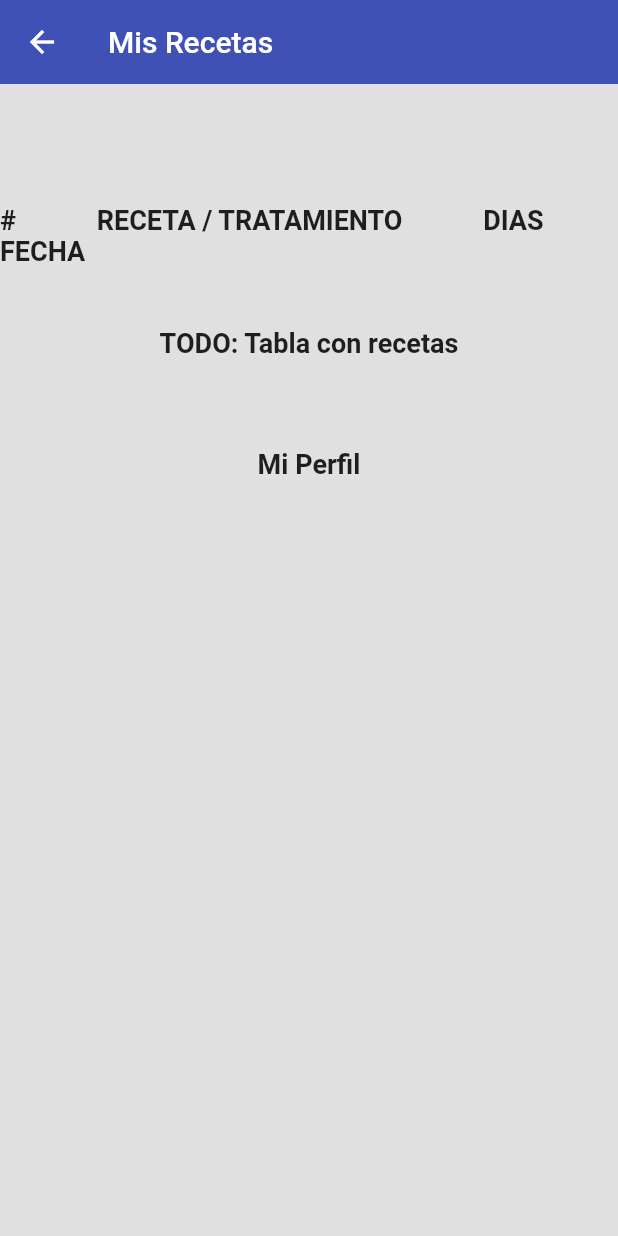
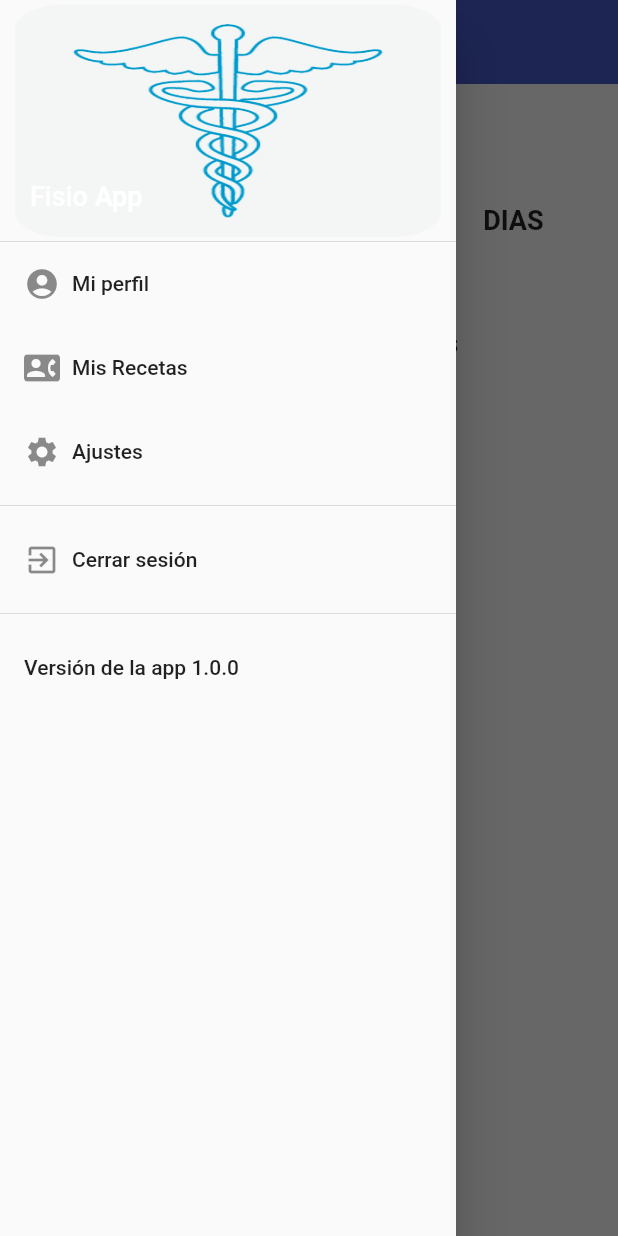
Before and after one commit to Luis-Angel-Santos/fisio_App_Movil, a Flutter app: the HomePaciente screen opened by its route, with the side drawer open (before the commit the screen has no drawer), on a phone screen of 412 x 824 dp. Run offline on Flutter 3.47's test engine with Material 2 defaults, Android fonts, the light colour scheme and no system bars; our stand-ins replace image_picker.

Commit message:
menu hamburguesa paciente

```diff
--- a/lib/screens/home_pac_screen.dart
+++ b/lib/screens/home_pac_screen.dart
@@ -1,3 +1,4 @@
+import 'package:fisio/widgets/burguer_menu.dart';
 import 'package:flutter/material.dart';
 
 class HomePaciente extends StatelessWidget {
@@ -7,6 +8,7 @@ class HomePaciente extends StatelessWidget {
       appBar: AppBar(
         title: Text('Mis Recetas'),
       ),
+      drawer: BurguerMenu(),
       body: SingleChildScrollView(
         child: Form(
           child: Column(
--- a/lib/screens/profile_pac_screen.dart
+++ b/lib/screens/profile_pac_screen.dart
@@ -1,4 +1,5 @@
 import 'package:fisio/ui/input_decorations.dart';
+import 'package:fisio/widgets/burguer_menu.dart';
 import 'package:fisio/widgets/widgets.dart';
 import 'package:flutter/material.dart';
 import 'package:flutter/services.dart';
@@ -10,6 +11,7 @@ class ProfilePaciente extends StatelessWidget {
     appBar: AppBar(
         title: Text('Mi Perfil'),
       ),
+      drawer: BurguerMenu(),
       body: SingleChildScrollView(
         child: Column(
           children: [
--- /dev/null
+++ b/lib/widgets/burguer_menu.dart
@@ -0,0 +1,72 @@
+import 'package:flutter/material.dart';
+import 'package:fisio/screens/screens.dart';
+
+class BurguerMenu extends StatelessWidget {
+  @override
+  Widget build(BuildContext context) {
+    return Drawer(
+      child: ListView(
+        padding: EdgeInsets.zero,
+        children: <Widget>[
+          _buildDrawerHeader(),
+          _buildDrawerItem(icon: Icons.account_circle, text: 'Mi perfil', onTap: () => {
+              Navigator.pushReplacementNamed(context, 'perfil_paciente')
+          }),
+          _buildDrawerItem(icon: Icons.contact_phone, text: 'Mis Recetas', onTap: () => {
+            Navigator.pushReplacementNamed(context, 'home_paciente')
+          }),
+          _buildDrawerItem(icon: Icons.settings, text: 'Ajustes', onTap: () => {
+            Navigator.pushReplacementNamed(context,'home_paciente') //TODO: Pantalla ajustes
+          }),
+          Divider(),
+          _buildDrawerItem(icon: Icons.exit_to_app, text: 'Cerrar sesión', onTap: () => {
+            Navigator.pushReplacementNamed(context,'login_paciente') //TODO: Pantalla ajustes
+          }),
+          Divider(), //<-- espacio
+          ListTile(
+            title: Text('Versión de la app 1.0.0'),
+            onTap: () {},
+          ),
+        ],
+      ),
+    );
+  }
+
+  //Header del menú
+  Widget _buildDrawerHeader() {
+  return DrawerHeader(
+     margin: EdgeInsets.zero,
+     padding: EdgeInsets.zero,
+     decoration: BoxDecoration(
+         image: DecorationImage(
+             fit: BoxFit.fill,
+             image:  AssetImage('assets/Logo.png'))), //TODO: New image header
+     child: Stack(children: <Widget>[
+       Positioned(
+           bottom: 20.0,
+           left: 20.0,
+           child: Text("Fisio App",
+               style: TextStyle(
+                   color: Colors.white,
+                   fontSize: 18.0,
+                   fontWeight: FontWeight.w500))),
+     ]));
+  }
+
+  Widget _buildDrawerItem(
+    {required IconData icon, required String text, required GestureTapCallback onTap}) {
+    return ListTile(
+      title: Row(
+        children: <Widget>[
+          Icon(icon),
+          Padding(
+            padding: EdgeInsets.only(left: 8.0),
+            child: Text(text),
+          )
+        ],
+      ),
+      onTap: onTap,
+    );
+  }
+
+}
```
